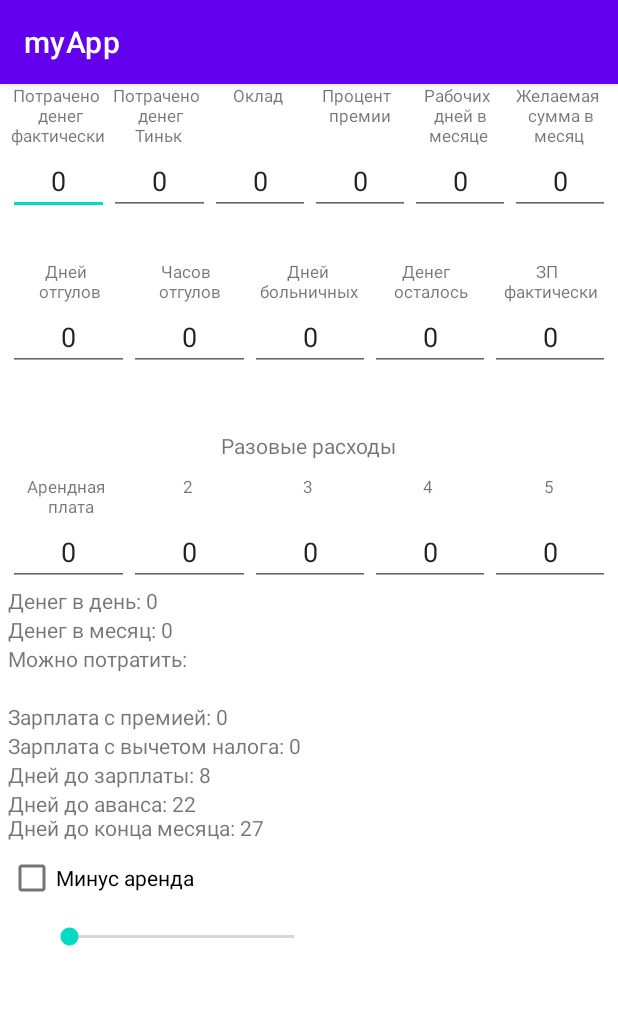
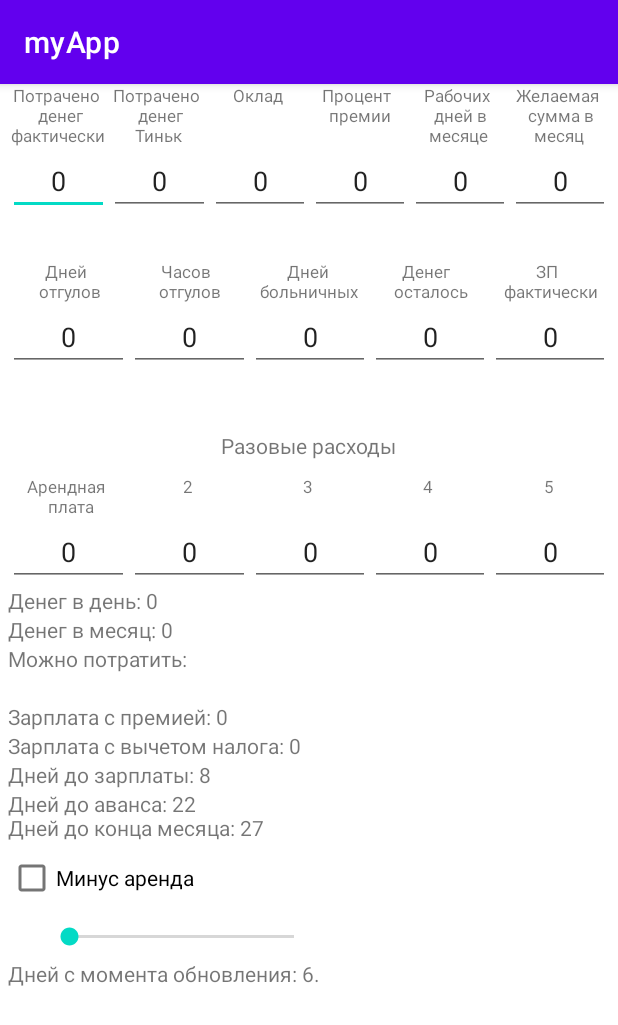
Before and after one commit to rahirim93/my-app, an Android app: the MoneyActivity screen opened directly, with no data from a screen before it, on a phone screen of 412 x 824 dp. Shown: the top 1025 px of the screen. Run offline under Robolectric (Android 15) with nearby library versions, the phone set to English and light mode, and no system bars.

Commit message:
#37. Расчет денег.
Добавлен отсчет времени от публикации новой прошивки часов. При ненадобности удалить.

```diff
--- a/app/src/main/java/com/example/myapp/moneyActivity/MoneyActivity.kt
+++ b/app/src/main/java/com/example/myapp/moneyActivity/MoneyActivity.kt
@@ -7,10 +7,7 @@ import android.os.Bundle
 import android.view.KeyEvent
 import android.view.inputmethod.EditorInfo
 import android.view.inputmethod.InputMethodManager
-import android.widget.EditText
-import android.widget.LinearLayout
-import android.widget.SeekBar
-import android.widget.TextView
+import android.widget.*
 import androidx.appcompat.app.AppCompatActivity
 import androidx.core.view.forEach
 import com.example.myapp.databinding.ActivityMoneyBinding
@@ -34,6 +31,12 @@ import java.util.*
 
 class MoneyActivity : AppCompatActivity(), TextView.OnEditorActionListener {
 
+    private val calendarUpdate = GregorianCalendar(
+        2023,
+        1,
+        26
+    )
+
     private var pref: SharedPreferences? = null
 
     private lateinit var binding: ActivityMoneyBinding
@@ -51,6 +54,14 @@ class MoneyActivity : AppCompatActivity(), TextView.OnEditorActionListener {
         seekBarsInit()
 
         countMoney(Calendar.getInstance().get(Calendar.DAY_OF_MONTH)) // Расчет при запуске приложения
+
+        timeStillUpdate()
+    }
+
+    private fun timeStillUpdate() {
+        val calendarNow = Calendar.getInstance()
+        val daysStillUpdate = (calendarNow.timeInMillis - calendarUpdate.timeInMillis) / 86_400_000
+        binding.textViewTimeStillUpdate.text = "Дней с момента обновления: $daysStillUpdate."
     }
 
     private fun seekBarsInit() {
--- a/app/src/main/res/layout/activity_money.xml
+++ b/app/src/main/res/layout/activity_money.xml
@@ -451,6 +451,12 @@
             android:layout_marginStart="30dp"
             android:layout_marginEnd="200dp" />
 
+        <TextView
+            android:id="@+id/textViewTimeStillUpdate"
+            android:layout_marginStart="5dp"
+            android:layout_width="wrap_content"
+            android:layout_height="wrap_content"/>
+
     </LinearLayout>
 
 </androidx.constraintlayout.widget.ConstraintLayout>
```
